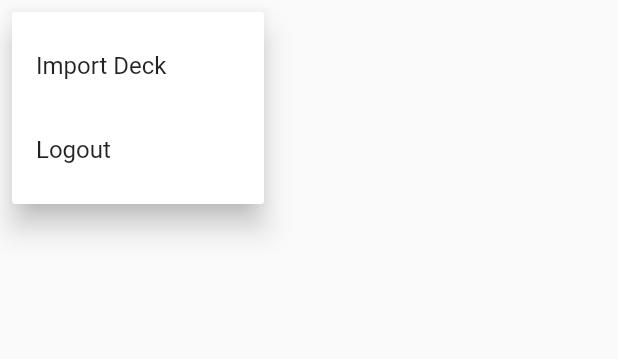
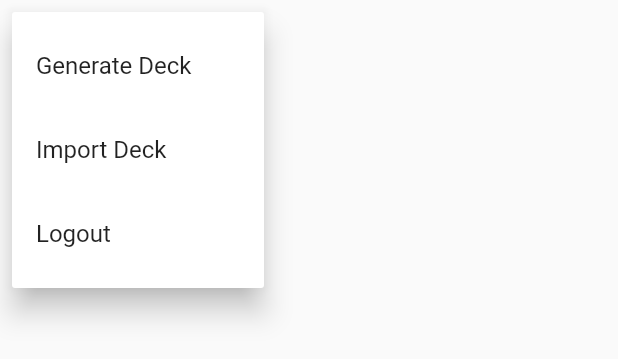
Before and after one commit to dvpv/flashcardapp, a Flutter app: the AppBarMenuButton widget shown alone on an empty page, opened directly, after a tap on the "more vert" icon, on a phone screen of 412 x 824 dp. Shown: the top 359 px of the screen. Run offline on Flutter 3.47's test engine with Material 2 defaults, Android fonts, the phone set to English and light mode, and no system bars; our stand-ins replace cloud_firestore, cloud_functions, email_validator, firebase_auth, firebase_core, flutter_redux and 5 more; missing offline and left inert: redux_epics; accounts and stored records are empty; generated files the repository leaves out were written again.

Commit message:
Added basic deck generation
Added deck generation from text, it will generate a number of questions from the given text.

```diff
--- a/lib/main.dart
+++ b/lib/main.dart
@@ -1,4 +1,5 @@
 import 'package:cloud_firestore/cloud_firestore.dart';
+import 'package:cloud_functions/cloud_functions.dart';
 import 'package:firebase_auth/firebase_auth.dart';
 import 'package:firebase_core/firebase_core.dart';
 import 'package:flashcard_app/firebase_options.dart';
@@ -27,7 +28,9 @@ Future<void> main() async {
   final FirebaseApp app = await Firebase.initializeApp(options: DefaultFirebaseOptions.currentPlatform);
   final FirebaseAuth auth = FirebaseAuth.instanceFor(app: app);
   final FirebaseFirestore firestore = FirebaseFirestore.instanceFor(app: app);
-  final FirebaseService firebaseService = FirebaseService(auth: auth, firestore: firestore);
+  final FirebaseFunctions firebaseFunctions = FirebaseFunctions.instanceFor(app: app);
+  final FirebaseService firebaseService =
+      FirebaseService(auth: auth, firestore: firestore, functions: firebaseFunctions);
 
   final SharedPreferences sharedPreferences = await SharedPreferences.getInstance();
   final LocalStorageService localStorageService = LocalStorageService(sharedPreferences: sharedPreferences);
--- /dev/null
+++ b/lib/src/actions/decks/generate_deck.dart
@@ -0,0 +1,29 @@
+part of 'index.dart';
+
+const String _kGenerateDeckPendingId = 'GenerateDeck';
+
+@freezed
+class GenerateDeck with _$GenerateDeck implements AppAction {
+  @Implements<ActionStart>()
+  const factory GenerateDeck.start({
+    required String text,
+    required ActionResult onResult,
+    @Default(_kGenerateDeckPendingId) String pendingId,
+  }) = GenerateDeckStart;
+
+  @Implements<ActionDone>()
+  const factory GenerateDeck.successful({
+    Deck? deck,
+    @Default(_kGenerateDeckPendingId) String pendingId,
+  }) = GenerateDeckSuccessful;
+
+  @Implements<ActionDone>()
+  @Implements<ErrorAction>()
+  const factory GenerateDeck.error(
+    Object error,
+    StackTrace stackTrace, [
+    @Default(_kGenerateDeckPendingId) String pendingId,
+  ]) = GenerateDeckError;
+
+  static String get pendingKey => _kGenerateDeckPendingId;
+}
--- a/lib/src/actions/decks/index.dart
+++ b/lib/src/actions/decks/index.dart
@@ -13,3 +13,4 @@ part 'save_decks_cloud.dart';
 part 'get_decks_cloud.dart';
 part 'share_deck.dart';
 part 'import_deck.dart';
+part 'generate_deck.dart';
--- a/lib/src/epics/firebase_epic.dart
+++ b/lib/src/epics/firebase_epic.dart
@@ -17,6 +17,7 @@ class FirebaseEpic {
       TypedEpic<AppState, LogoutStart>(_logoutStart).call,
       TypedEpic<AppState, RegisterStart>(_registerStart).call,
       TypedEpic<AppState, GetCurrentUserStart>(_getCurrentUserStart).call,
+      TypedEpic<AppState, GenerateDeckStart>(_generateDeckStart).call,
     ]);
   }
 
@@ -79,4 +80,21 @@ class FirebaseEpic {
           .doOnData(action.onResult);
     });
   }
+
+  Stream<AppAction> _generateDeckStart(Stream<GenerateDeckStart> actions, EpicStore<AppState> store) {
+    return actions.flatMap((GenerateDeckStart action) {
+      return Stream<void>.value(null)
+          .asyncMap((_) => _firebaseService.generateDeck(text: action.text))
+          .expand<AppAction>(
+            (Deck deck) => <AppAction>[
+              GenerateDeckSuccessful(deck: deck),
+              CreateDeckStart(deck: deck, onResult: action.onResult),
+            ],
+          )
+          .onErrorReturnWith(
+            (Object error, StackTrace stackTrace) => GenerateDeckError(error, stackTrace, action.pendingId),
+          )
+          .doOnData(action.onResult);
+    });
+  }
 }
--- a/lib/src/presentation/components/app_bar_menu_button.dart
+++ b/lib/src/presentation/components/app_bar_menu_button.dart
@@ -1,5 +1,6 @@
 import 'package:flashcard_app/src/actions/app_action.dart';
 import 'package:flashcard_app/src/actions/authentication/index.dart';
+import 'package:flashcard_app/src/actions/decks/index.dart';
 import 'package:flashcard_app/src/models/index.dart';
 import 'package:flashcard_app/src/presentation/authentication/login_page.dart';
 import 'package:flashcard_app/src/presentation/import/import_dialog.dart';
@@ -7,6 +8,7 @@ import 'package:flutter/material.dart';
 import 'package:flutter_redux/flutter_redux.dart';
 
 enum _MenuOptions {
+  generate,
   import,
   logout,
 }
@@ -19,6 +21,13 @@ class AppBarMenuButton extends StatelessWidget {
     return PopupMenuButton<_MenuOptions>(
       onSelected: (_MenuOptions result) {
         switch (result) {
+          case _MenuOptions.generate:
+            StoreProvider.of<AppState>(context).dispatch(
+              GenerateDeckStart(
+                text: 'Ana are mere',
+                onResult: (AppAction action) {},
+              ),
+            );
           case _MenuOptions.import:
             showDialog<void>(context: context, builder: (BuildContext context) => const ImportDialog());
           case _MenuOptions.logout:
@@ -39,6 +48,14 @@ class AppBarMenuButton extends StatelessWidget {
       ),
       itemBuilder: (BuildContext context) => <PopupMenuEntry<_MenuOptions>>[
         const PopupMenuItem<_MenuOptions>(
+          value: _MenuOptions.generate,
+          child: ListTile(
+            title: Text(
+              'Generate Deck',
+            ),
+          ),
+        ),
+        const PopupMenuItem<_MenuOptions>(
           value: _MenuOptions.import,
           child: ListTile(
             title: Text(
--- a/lib/src/presentation/quiz/quz_button.dart
+++ b/lib/src/presentation/quiz/quz_button.dart
@@ -12,7 +12,7 @@ class QuizButton extends StatelessWidget {
   Widget build(BuildContext context) {
     return Column(
       mainAxisAlignment: MainAxisAlignment.center,
-      children: [
+      children: <Widget>[
         ElevatedButton(
           onPressed: onPressed,
           style: ButtonStyle(
--- a/pubspec.yaml
+++ b/pubspec.yaml
@@ -8,6 +8,7 @@ environment:
 
 dependencies:
   cloud_firestore: ^4.7.1
+  cloud_functions: ^4.3.3
   dotted_border: ^2.0.0
   email_validator: ^2.1.17
   firebase_auth: ^4.6.1
@@ -17,6 +18,7 @@ dependencies:
   flutter_redux: ^0.10.0
   flutter_svg: ^2.0.6
   freezed_annotation: ^2.2.0
+  http: ^1.1.0
   json_annotation: ^4.8.1
   redux: ^5.0.0
   redux_epics: ^0.15.1
```
Also changed, not shown: lib/src/services/firebase_service.dart (+43 -1 lines), lib/src/actions/decks/index.freezed.dart, pubspec.lock, 9 other files.
